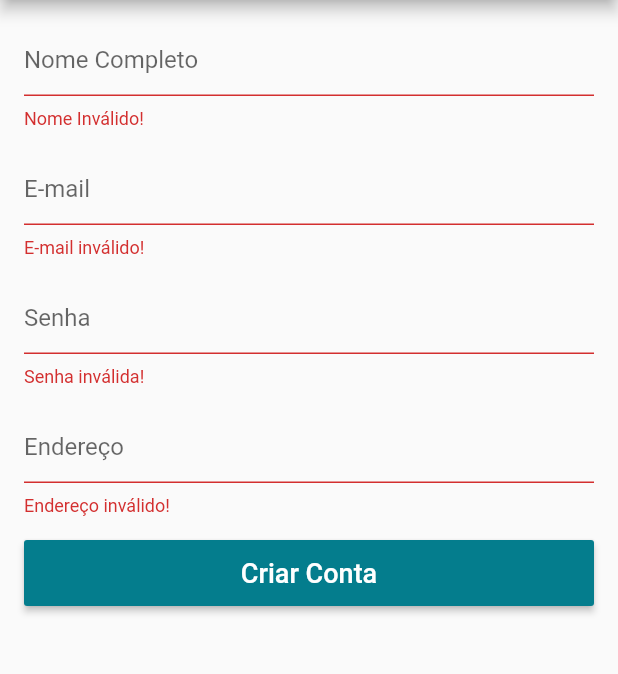
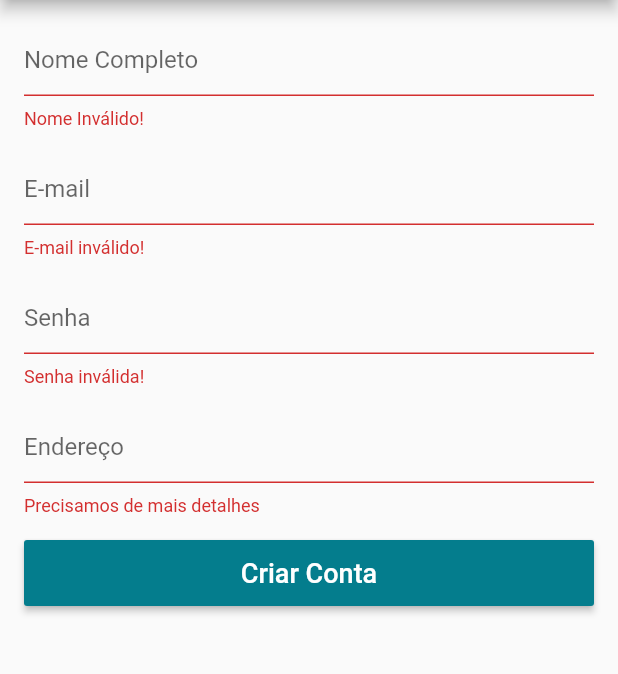
Before and after one commit to YuLaFreitas/loja_cliente, a Flutter app: the LoginScreen screen opened directly, after a tap on "Entrar", after a tap on "CRIAR CONTA", after a tap on "Criar Conta", on a phone screen of 412 x 824 dp, the part 84-758 px from its top. Run offline on Flutter 3.47's test engine with Material 2 defaults, Android fonts, the phone set to English and light mode, and no system bars; our stand-ins replace carousel_pro, cloud_firestore, firebase_auth, transparent_image; accounts and stored records are empty.

Commit message:
Foi criado o login do cliente

```diff
--- a/lib/datas/product_data.dart
+++ b/lib/datas/product_data.dart
@@ -14,15 +14,17 @@ class ProductData {
 
   List img;
   List tam;
+  List cor;
 
   ProductData.fromDocument(DocumentSnapshot snapshot){
     id = snapshot.documentID;
     titulo = snapshot.data["titulo"];
     descricao = snapshot.data["descricao"];
-    valor = snapshot.data["valor"];
-    valor.floorToDouble();// testar = ##,##
+    valor = snapshot.data["valor"] + 00.00;
+    valor.floorToDouble();
     img = snapshot.data["img"];
     tam = snapshot.data["tam"];
+    cor = snapshot.data["cor"];
   }
 
   Map<String, dynamic> toResumedMap(){
--- a/lib/screens/login_screen.dart
+++ b/lib/screens/login_screen.dart
@@ -34,7 +34,8 @@ class _LoginScreenState extends State<LoginScreen> {
               textColor: Colors.white,
               onPressed: (){
                 Navigator.of(context).pushReplacement(
-                    MaterialPageRoute(builder: (context)=>SignUpScreen())
+                    MaterialPageRoute(builder: (context)=>SignUpScreen()
+                    )
                 );
               },
             )
@@ -112,15 +113,14 @@ class _LoginScreenState extends State<LoginScreen> {
                       textColor: Colors.white,
                       color: Theme.of(context).primaryColor,
                       onPressed: (){
-                        if(_formKey.currentState.validate()){
-
+                        if(_formKey.currentState.validate()) {
+                          model.signIn(
+                              email: _emailController.text.toLowerCase(),
+                              senha: _passController.text.toLowerCase(),
+                              onSuccess: _onSuccess,
+                              onFail: _onFail
+                          );
                         }
-                        model.signIn(
-                            email: _emailController.text,
-                            pass: _passController.text,
-                            onSuccess: _onSuccess,
-                            onFail: _onFail
-                        );
                       },
                     ),
                   ),
--- a/lib/screens/signup_screen.dart
+++ b/lib/screens/signup_screen.dart
@@ -1,5 +1,3 @@
-import 'dart:async';
-
 import 'package:flutter/material.dart';
 import 'package:loja_virtual/models/user_model.dart';
 import 'package:scoped_model/scoped_model.dart';
@@ -13,7 +11,9 @@ class _SignUpScreenState extends State<SignUpScreen> {
 
   final _nameController = TextEditingController();
   final _emailController = TextEditingController();
-  final _passController = TextEditingController();
+  final _senhaController = TextEditingController();
+  //final _senhaController2 = TextEditingController();
+  //String endereco, senha, email, nome;
   final _addressController = TextEditingController();
 
   final _formKey = GlobalKey<FormState>();
@@ -44,6 +44,7 @@ class _SignUpScreenState extends State<SignUpScreen> {
                     ),
                     validator: (text){
                       if(text.isEmpty) return "Nome Inválido!";
+    //                  nome = text;
                     },
                   ),
                   SizedBox(height: 16.0,),
@@ -54,20 +55,36 @@ class _SignUpScreenState extends State<SignUpScreen> {
                     ),
                     keyboardType: TextInputType.emailAddress,
                     validator: (text){
-                      if(text.isEmpty || !text.contains("@")) return "E-mail inválido!";
+                      if(text.isEmpty || text.contains(" ") || !text.contains("@") || !text.contains(".") || text.length < 6)
+                        return "E-mail inválido!";
+      //                email = text;
                     },
                   ),
                   SizedBox(height: 16.0,),
                   TextFormField(
-                    controller: _passController,
+                    controller: _senhaController,
                     decoration: InputDecoration(
                         hintText: "Senha"
                     ),
                     obscureText: true,
                     validator: (text){
-                      if(text.isEmpty || text.length < 6) return "Senha inválida!";
+                      if(text.isEmpty || text.length < 6)
+                        return "Senha inválida!";
+        //              senha = text;
+                      //else controle = text;
                     },
                   ),
+                  /*SizedBox(height: 16.0,),
+                  TextFormField(
+                    controller: _senhaController2,
+                    decoration: InputDecoration(
+                        hintText: "Conferir senha"
+                    ),
+                    obscureText: true,
+                    validator: (text){
+                      if(text != controle) return "Para sua segurança, repita sua senha";
+                    },
+                  ),*/
                   SizedBox(height: 16.0,),
                   TextFormField(
                     controller: _addressController,
@@ -75,7 +92,9 @@ class _SignUpScreenState extends State<SignUpScreen> {
                         hintText: "Endereço"
                     ),
                     validator: (text){
-                      if(text.isEmpty) return "Endereço inválido!";
+                      if(text.isEmpty || text.length < 10)
+                        return "Precisamos de mais detalhes";
+          //            endereco = text;
                     },
                   ),
                   SizedBox(height: 16.0,),
@@ -91,16 +110,22 @@ class _SignUpScreenState extends State<SignUpScreen> {
                       color: Theme.of(context).primaryColor,
                       onPressed: (){
                         if(_formKey.currentState.validate()){
-
                           Map<String, dynamic> userData = {
-                            "nome": _nameController.text,
-                            "email": _emailController.text,
-                            "endereco": _addressController.text
+                            "nome":
+                            //nome,
+                            _nameController.text,
+                            "email":
+                            //email,
+                            _emailController.text,
+                            "endereco":
+                            //endereco,
+                            _addressController.text,
                           };
-
                           model.signUp(
                               userData: userData,
-                              pass: _passController.text,
+                              senha:
+                              //senha,
+                              _senhaController.text,
                               onSuccess: _onSuccess,
                               onFail: _onFail
                           );
--- a/lib/widgets/custom_drawer.dart
+++ b/lib/widgets/custom_drawer.dart
@@ -65,7 +65,7 @@ class CustomDrawer extends StatelessWidget {
                               crossAxisAlignment: CrossAxisAlignment.start,
                               children: <Widget>[
                                 Text("Olá, ${!model.isLoggedIn() ? "" :
-                                model.userData["name"]}",
+                                model.userData["nome"]}",
                                   style: TextStyle(
                                       fontSize: 18.0,
                                       fontWeight: FontWeight.bold
```
Also changed, not shown: lib/models/cart_model.dart (+9 -9 lines), lib/models/user_model.dart (+16 -14 lines), lib/screens/product_screen.dart (+99 -58 lines), pubspec.lock, 3 other files.
